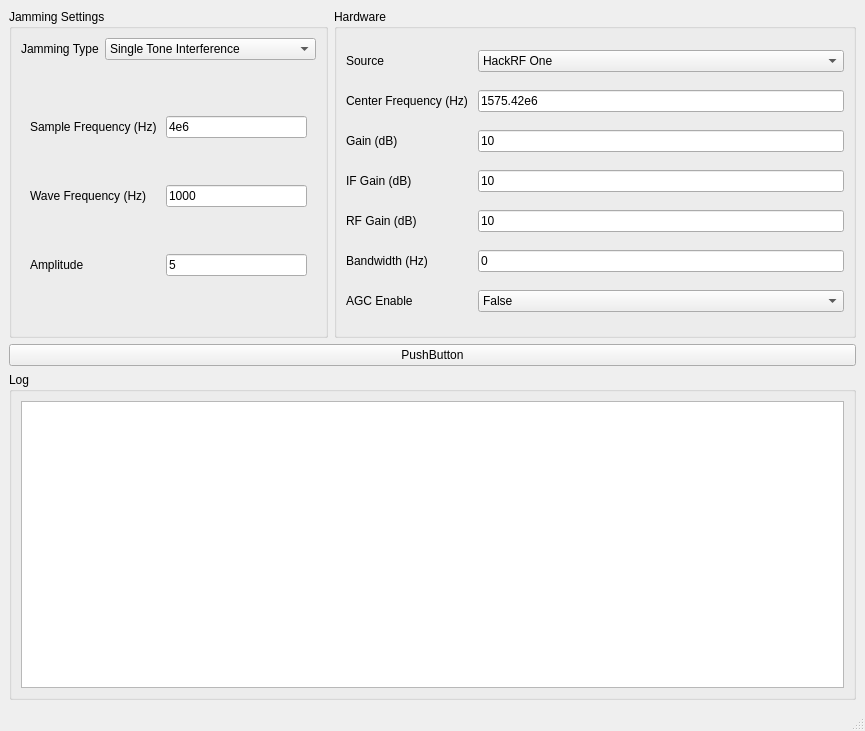
Old version of the form MainWindow.ui in the repository jiachen1119/Jamming-SDR.
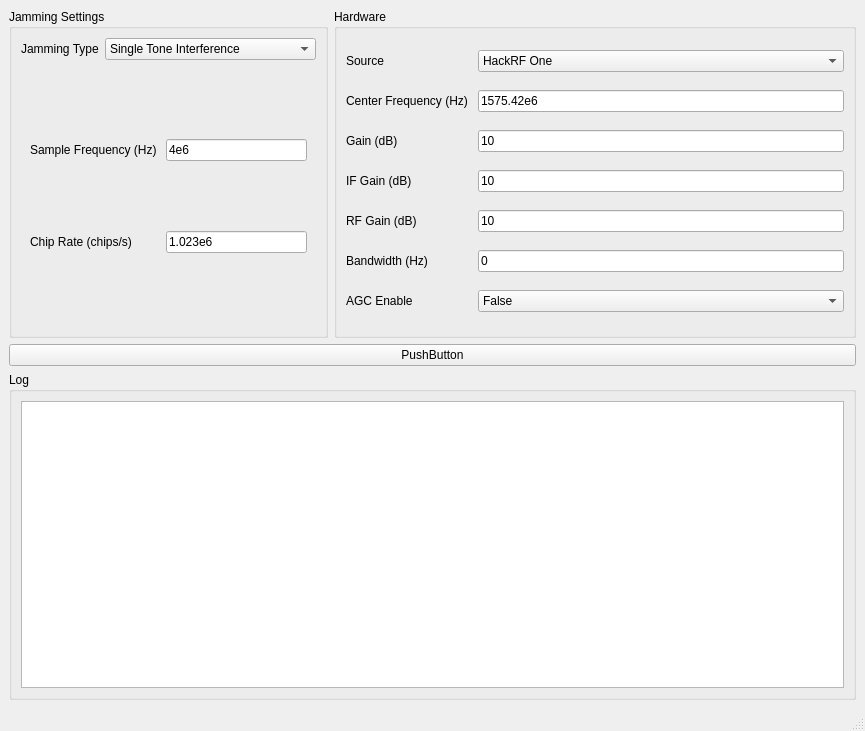
New version of the form.

The edit to the form file:
```diff
--- a/MainWindow.ui
+++ b/MainWindow.ui
@@ -75,7 +75,7 @@
        <item row="1" column="0" colspan="2">
         <widget class="QStackedWidget" name="stackedWidget">
          <property name="currentIndex">
-          <number>0</number>
+          <number>2</number>
          </property>
          <widget class="QWidget" name="page">
           <layout class="QGridLayout" name="gridLayout_4">
@@ -204,6 +204,38 @@
            </item>
           </layout>
          </widget>
+         <widget class="QWidget" name="page_3">
+          <layout class="QGridLayout" name="gridLayout_6">
+           <item row="0" column="0">
+            <widget class="QLabel" name="label_17">
+             <property name="text">
+              <string>Sample Frequency (Hz) </string>
+             </property>
+            </widget>
+           </item>
+           <item row="0" column="1">
+            <widget class="QLineEdit" name="lineEdit_MatchedSamp">
+             <property name="text">
+              <string>4e6</string>
+             </property>
+            </widget>
+           </item>
+           <item row="1" column="0">
+            <widget class="QLabel" name="label_18">
+             <property name="text">
+              <string>Chip Rate (chips/s)</string>
+             </property>
+            </widget>
+           </item>
+           <item row="1" column="1">
+            <widget class="QLineEdit" name="lineEdit_MatchedChipRate">
+             <property name="text">
+              <string>1.023e6</string>
+             </property>
+            </widget>
+           </item>
+          </layout>
+         </widget>
         </widget>
        </item>
       </layout>
```
Left out of the diff: 130 changed lines with no effect on the pictures.
